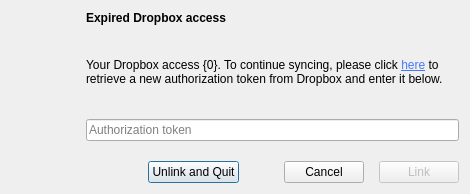
First picture: the form in maestral_qt/resources/relink_dialog.ui, repository samschott/maestral-qt, before the edit.
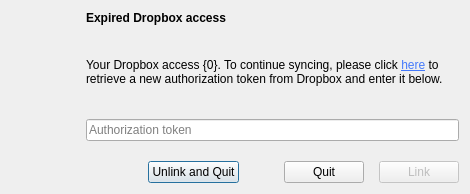
Second picture: the form after the edit. Custom widgets are drawn as their Qt base class.

Commit message: refined appearance of relink dialog

The edit to the form file:
```diff
--- a/maestral_qt/resources/relink_dialog.ui
+++ b/maestral_qt/resources/relink_dialog.ui
@@ -122,7 +122,7 @@
    <item row="3" column="5">
     <widget class="QPushButton" name="pushButtonCancel">
      <property name="text">
-      <string>Cancel</string>
+      <string>Quit</string>
      </property>
     </widget>
    </item>
```
The commit also changes 1 other file.
